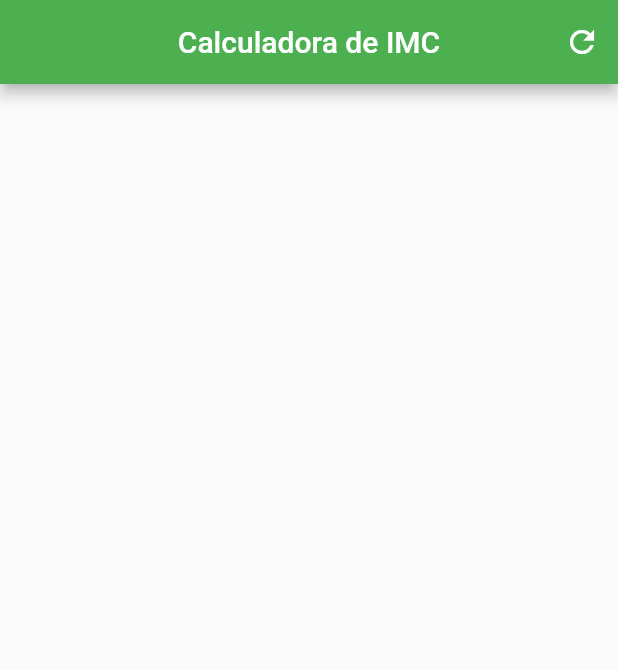
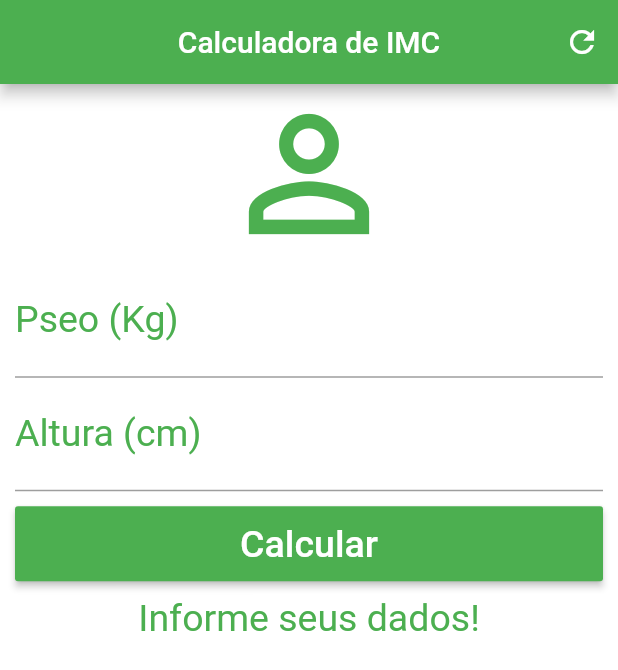
Before and after one commit to phsantosti/calculadora_imc, a Flutter app: the screen it shows after launch, on a phone screen of 412 x 824 dp. Shown: the top 670 px of the screen. Run offline on Flutter 3.47's test engine with Material 2 defaults, Android fonts, the phone set to English and light mode, and no system bars.

Commit message:
A simple app to calculate IMC. Study Project Dart + Flutter

```diff
--- a/lib/main.dart
+++ b/lib/main.dart
@@ -12,6 +12,48 @@ class Home extends StatefulWidget {
 }
 
 class _HomeState extends State<Home> {
+  GlobalKey<FormState> _formKey = GlobalKey<FormState>();
+
+  TextEditingController weightController = TextEditingController();
+  TextEditingController heightController = TextEditingController();
+
+  String _infoText = "Informe seus dados!";
+
+  void _resetFields(){
+    weightController.text = "";
+    heightController.text = "";
+    setState((){
+      _infoText = "Informe seus dados!";
+      _formKey = GlobalKey<FormState>();
+    });
+
+  }
+
+  void _calculate(){
+    setState((){
+      double weight = double.parse(weightController.text);
+      double height = double.parse(heightController.text) / 100;
+      double imc = weight / (height * height);
+
+      print(imc);
+
+      if(imc < 18.6){
+        _infoText = "Abaixo do peso (${imc.toStringAsPrecision(4)})";
+      }else if(imc >= 18.6 && imc < 24.9){
+        _infoText = "Peso Ideal (${imc.toStringAsPrecision(4)})";
+      }else if(imc >= 24.9 && imc < 29.9){
+        _infoText = "Levemente acima do peso (${imc.toStringAsPrecision(4)})";
+      }else if(imc >= 29.9 && imc < 34.9){
+        _infoText = "Obesidade Grau I (${imc.toStringAsPrecision(4)})";
+      }else if(imc >= 34.9 && imc < 39.9){
+        _infoText = "Obesidade Grau II (${imc.toStringAsPrecision(4)})";
+      }else if(imc >= 40.0){
+        _infoText = "Obesidade Grau III (${imc.toStringAsPrecision(4)})";
+      }
+    });
+
+  }
+
   @override
   Widget build(BuildContext context) {
     return Scaffold(
@@ -20,10 +62,93 @@ class _HomeState extends State<Home> {
         centerTitle: true,
         backgroundColor: Colors.green,
         actions: <Widget>[
-          IconButton(icon: Icon(Icons.refresh),
-            onPressed: (){},
+          IconButton(
+            icon: Icon(
+                Icons.refresh
+            ),
+            onPressed: _resetFields,
           ),
         ],
+      ),
+      backgroundColor: Colors.white,
+      body: SingleChildScrollView(
+        padding: EdgeInsets.fromLTRB(10.0, 0.0, 10.0, 0),
+        child: Form(
+          key: _formKey,
+          child: Column(
+            crossAxisAlignment: CrossAxisAlignment.stretch,
+            children: <Widget>[
+              Icon(Icons.person_outline, size: 120.0, color: Colors.green),
+              TextFormField(
+                controller: weightController,
+                validator: (value){
+                  if(value.isEmpty){
+                    return "Insira seu Peso!";
+                  }
+                },
+                keyboardType: TextInputType.number,
+                decoration: InputDecoration(
+                  labelText: "Pseo (Kg)",
+                  labelStyle: TextStyle(color: Colors.green),
+                ),
+                textAlign: TextAlign.center,
+                style: TextStyle(
+                    color: Colors.green,
+                    fontSize: 25.0
+                ),
+              ),
+              TextFormField(
+                controller: heightController,
+                validator: (value){
+                  if(value.isEmpty){
+                    return "Insira sua Altura!";
+                  }
+                },
+                keyboardType: TextInputType.number,
+                decoration: InputDecoration(
+                  labelText: "Altura (cm)",
+                  labelStyle: TextStyle(
+                    color: Colors.green,
+                  ),
+                ),
+                textAlign: TextAlign.center,
+                style: TextStyle(
+                    color: Colors.green,
+                    fontSize: 25.0
+                ),
+              ),
+              Padding(
+                padding: EdgeInsets.only(top: 10.0, bottom: 10.0),
+                child: Container(
+                  height: 50.0,
+                  child: RaisedButton(
+                    onPressed: (){
+                      if(_formKey.currentState.validate()){
+                        _calculate();
+                      }
+                    },
+                    child: Text(
+                      "Calcular",
+                      style: TextStyle(
+                        color: Colors.white,
+                        fontSize: 25.0,
+                      ),
+                    ),
+                    color: Colors.green,
+                  ),
+                ),
+              ),
+              Text(
+                "$_infoText",
+                textAlign: TextAlign.center,
+                style: TextStyle(
+                    color: Colors.green,
+                    fontSize: 25.0
+                ),
+              ),
+            ],
+          ),
+        ),
       ),
     );
   }
```
